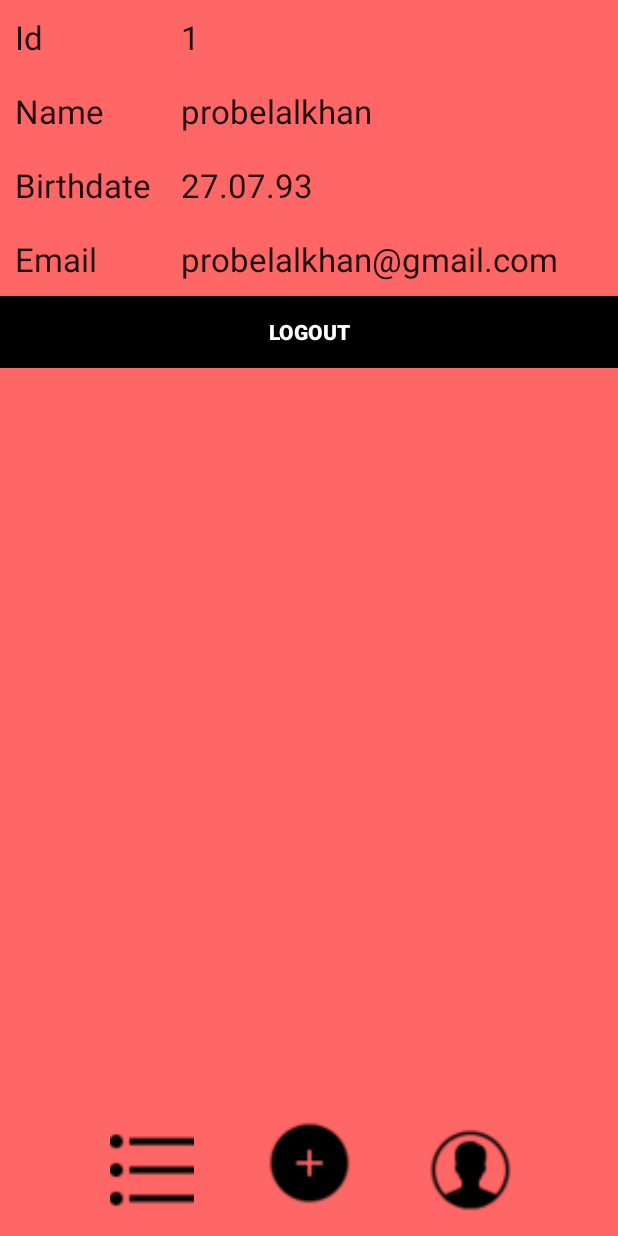
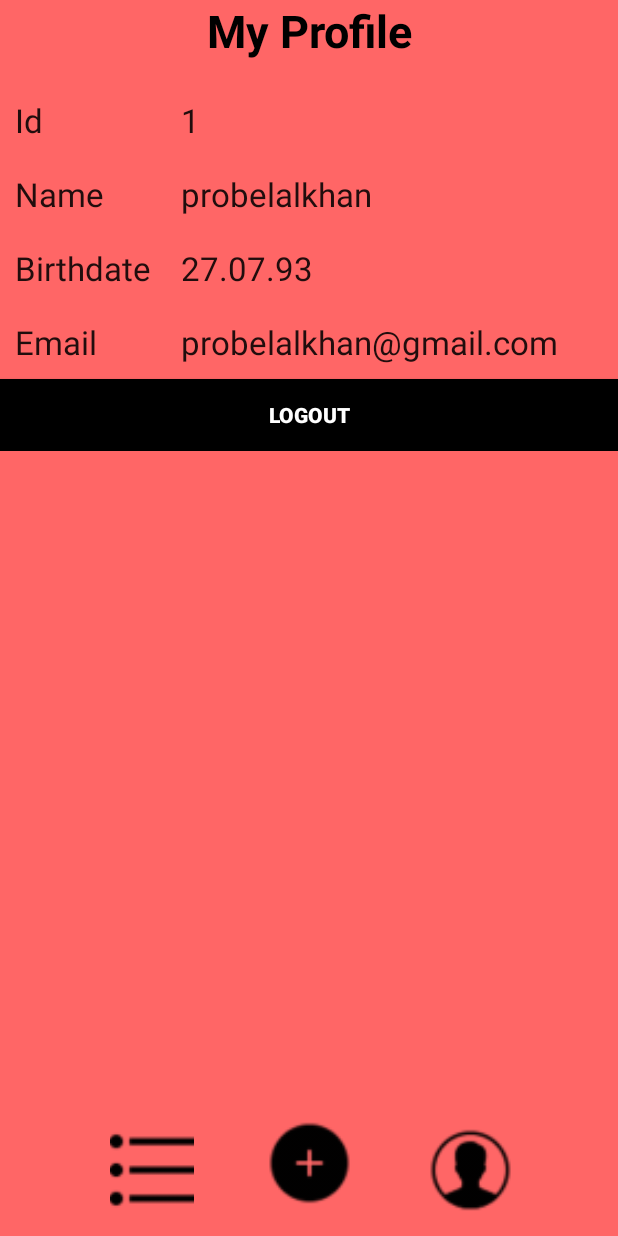
Before and after one commit to zaki04/GymBuddy, an Android app: the layout activity_user_account.xml on its own in the app's theme, with its tools: preview values and no code run, on a phone screen of 412 x 824 dp. Run offline under Robolectric (Android 15) with nearby library versions, the light colour scheme and no system bars; network calls fail.

Commit message:
GUI update + code optimization
- Changed "main menu" placeholder button to "All Events" title.
- Removed functionality of menu imagebutton when in mainactivity.
- Removed functionality of profile imagebutton when in profile.
- Added "My Profile" title above LinearLayout in userprofile activity.
- Changed color code for a few GUI objects for more uniformity.

```diff
--- a/GymApp/app/src/main/res/layout/activity_user_account.xml
+++ b/GymApp/app/src/main/res/layout/activity_user_account.xml
@@ -74,12 +74,25 @@
             app:layout_constraintTop_toTopOf="parent"
             app:layout_constraintVertical_bias="0.983"
             app:srcCompat="@drawable/add_50px" />
+
     </android.support.constraint.ConstraintLayout>
 
     <LinearLayout
         android:layout_width="match_parent"
         android:layout_height="wrap_content"
         android:orientation="vertical">
+
+        <TextView
+            android:id="@+id/textViewMyProfile"
+            android:layout_width="match_parent"
+            android:layout_height="55dp"
+            android:text="My Profile"
+            android:textAlignment="center"
+            android:textColor="#000000"
+            android:textSize="30sp"
+            android:textStyle="bold"
+            tools:layout_editor_absoluteX="122dp"
+            tools:layout_editor_absoluteY="16dp" />
 
         <TableLayout
             android:layout_width="match_parent"
```
Also changed, not shown: GymApp/app/src/main/java/com/example/toby/gymapp/MainActivity.java (+0 -10 lines), GymApp/app/src/main/java/com/example/toby/gymapp/UserAccountActivity.java (+0 -10 lines), GymApp/app/src/main/res/layout/activity_main.xml (+17 -17 lines), GymApp/app/src/main/res/layout/activity_register.xml (+4 -4 lines).
